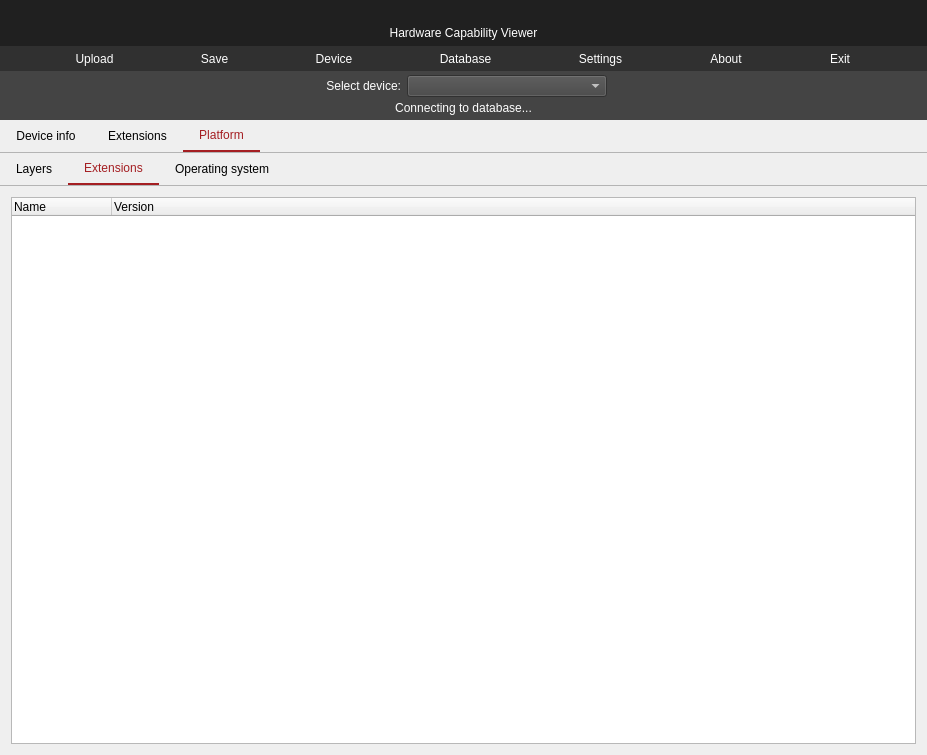
Qt form mainwindow.ui (SaschaWillems/OpenCLCapsViewer) before a commit.
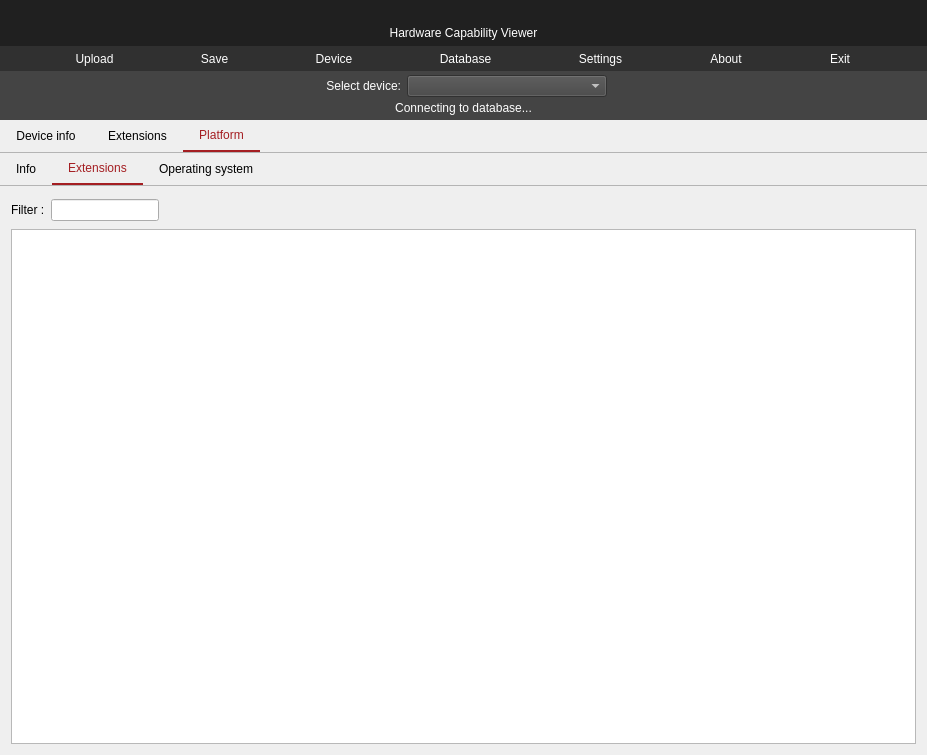
The same form after that commit. The open tabs and pages were chosen to show the change. Icons and pictures are not drawn.

Commit message:
New class for reading platform info
Display platform extensions and operating system info

Diff of the .ui file:
```diff
--- a/mainwindow.ui
+++ b/mainwindow.ui
@@ -666,7 +666,7 @@
              </property>
              <widget class="QWidget" name="tabVulkanLayers">
               <attribute name="title">
-               <string>Layers</string>
+               <string>Info</string>
               </attribute>
               <layout class="QVBoxLayout" name="verticalLayout_9">
                <item>
@@ -724,9 +724,49 @@
               </attribute>
               <layout class="QVBoxLayout" name="verticalLayout_10">
                <item>
-                <widget class="QTreeWidget" name="treeWidgetInstanceExtensions">
+                <widget class="QWidget" name="widget_12" native="true">
+                 <layout class="QFormLayout" name="formLayout_9">
+                  <property name="leftMargin">
+                   <number>0</number>
+                  </property>
+                  <property name="topMargin">
+                   <number>2</number>
+                  </property>
+                  <property name="rightMargin">
+                   <number>0</number>
+                  </property>
+                  <property name="bottomMargin">
+                   <number>2</number>
+                  </property>
+                  <item row="0" column="1">
+                   <widget class="QLineEdit" name="filterLineEditPlatformExtensions">
+                    <property name="sizePolicy">
+                     <sizepolicy hsizetype="Fixed" vsizetype="Fixed">
+                      <horstretch>0</horstretch>
+                      <verstretch>0</verstretch>
+                     </sizepolicy>
+                    </property>
+                   </widget>
+                  </item>
+                  <item row="0" column="0">
+                   <widget class="QLabel" name="filterLabel_8">
+                    <property name="text">
+                     <string>Filter :</string>
+                    </property>
+                   </widget>
+                  </item>
+                 </layout>
+                </widget>
+               </item>
+               <item>
+                <widget class="QTreeView" name="treeViewPlatformExtensions">
+                 <property name="font">
+                  <font>
+                   <pointsize>-1</pointsize>
+                  </font>
+                 </property>
                  <property name="styleSheet">
-                  <string notr="true">QTreeView::item { 	height: 1.25em;  }</string>
+                  <string notr="true"/>
                  </property>
                  <property name="editTriggers">
                   <set>QAbstractItemView::NoEditTriggers</set>
@@ -734,16 +774,9 @@
                  <property name="alternatingRowColors">
                   <bool>true</bool>
                  </property>
-                 <column>
-                  <property name="text">
-                   <string>Name</string>
-                  </property>
-                 </column>
-                 <column>
-                  <property name="text">
-                   <string>Version</string>
-                  </property>
-                 </column>
+                 <property name="headerHidden">
+                  <bool>true</bool>
+                 </property>
                 </widget>
                </item>
               </layout>
```
Left out of the diff: 8 changed lines with no effect on the pictures. The commit also changes 7 other files.
